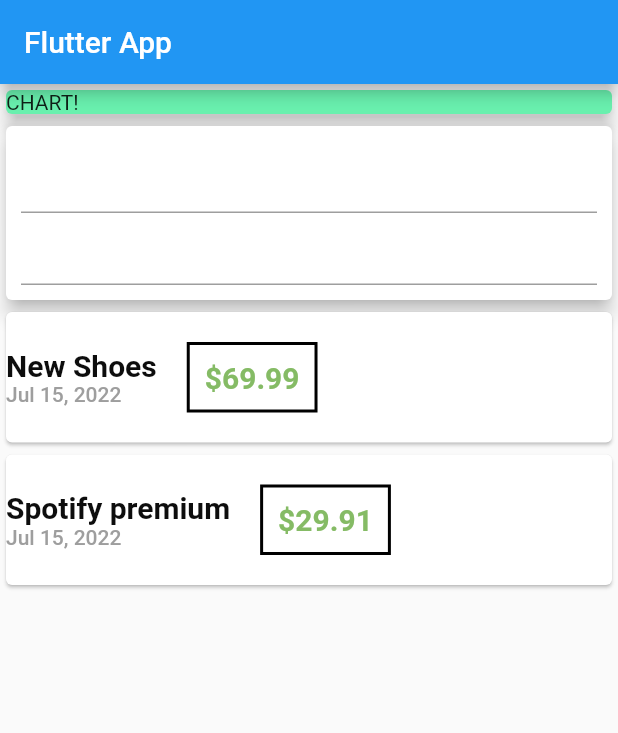
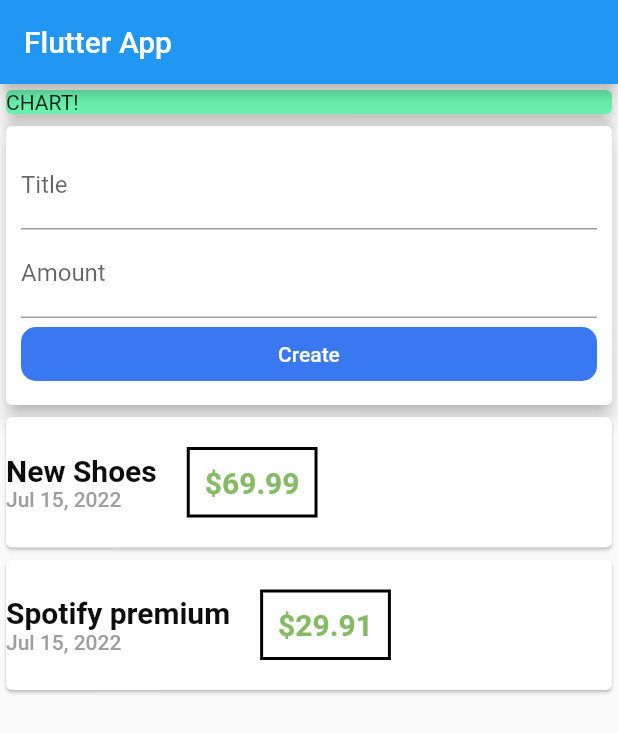
Before and after one commit to Batavoo/flutter_expenses_app, a Flutter app: the screen it shows after launch, on a phone screen of 412 x 824 dp. Shown: the top 733 px of the screen. Run offline on Flutter 3.47's test engine with Material 2 defaults, Android fonts, the phone set to English and light mode, and no system bars.

Commit message:
splitted the app into widgets

```diff
--- a/lib/main.dart
+++ b/lib/main.dart
@@ -1,8 +1,7 @@
 // ignore_for_file: prefer_const_literals_to_create_immutables, prefer_const_constructors
 
-import './transaction.dart';
-
 import 'package:flutter/material.dart';
+import 'package:flutter_complete_guide/widgets/user_transactions.dart';
 import 'package:intl/intl.dart';
 
 void main() => runApp(MyApp());
@@ -18,21 +17,6 @@ class MyApp extends StatelessWidget {
 }
 
 class MyHomePage extends StatelessWidget {
-  final List<Transaction> transactions = [
-    Transaction(
-      id: "t1",
-      title: "New Shoes",
-      amount: 69.99,
-      date: DateTime.now(),
-    ),
-    Transaction(
-      id: "t2",
-      title: "Spotify premium",
-      amount: 29.91,
-      date: DateTime.now(),
-    ),
-  ];
-
   @override
   Widget build(BuildContext context) {
     return Scaffold(
@@ -51,65 +35,7 @@ class MyHomePage extends StatelessWidget {
               elevation: 5,
             ),
           ),
-          Card(
-            elevation: 5,
-            child: Container(
-              padding: EdgeInsets.all(10),
-              child: Column(
-                children: <Widget>[
-                  TextField(),
-                  TextField(),
-                ],
-              ),
-            ),
-          ),
-          Column(
-            children: transactions.map((tx) {
-              return Card(
-                child: Row(
-                  children: <Widget>[
-                    Column(
-                      mainAxisAlignment: MainAxisAlignment.end,
-                      crossAxisAlignment: CrossAxisAlignment.start,
-                      children: <Widget>[
-                        Text(
-                          tx.title,
-                          style: TextStyle(
-                              fontWeight: FontWeight.bold,
-                              fontSize: 20,
-                              color: const Color(0xff0D0D0D)),
-                        ),
-                        Text(
-                          DateFormat.yMMMd().format(tx.date),
-                          style: TextStyle(
-                              fontWeight: FontWeight.w500,
-                              fontSize: 14,
-                              color: Colors.grey),
-                        ),
-                      ],
-                    ),
-                    Container(
-                      margin: EdgeInsets.all(20),
-                      child: Text(
-                        "\$${tx.amount}",
-                        style: TextStyle(
-                            fontWeight: FontWeight.bold,
-                            fontSize: 20,
-                            color: const Color(0xff85BB65)),
-                      ),
-                      decoration: BoxDecoration(
-                        border: Border.all(
-                          color: Colors.black,
-                          width: 2,
-                        ),
-                      ),
-                      padding: EdgeInsets.all(10),
-                    ),
-                  ],
-                ),
-              );
-            }).toList(),
-          ),
+          UserTransactions()
         ],
       ),
     );
--- /dev/null
+++ b/lib/widgets/new_transaction.dart
@@ -0,0 +1,42 @@
+import 'package:flutter/src/foundation/key.dart';
+import 'package:flutter/src/widgets/framework.dart';
+
+import 'package:flutter/material.dart';
+
+class NewTransaction extends StatelessWidget {
+  final titleController = TextEditingController();
+  final amountController = TextEditingController();
+
+  @override
+  Widget build(BuildContext context) {
+    return Card(
+      elevation: 5,
+      child: Container(
+        padding: EdgeInsets.all(10),
+        child: Column(
+          children: <Widget>[
+            TextField(
+              decoration: InputDecoration(labelText: "Title"),
+              controller: titleController,
+            ),
+            TextField(
+              decoration: InputDecoration(labelText: "Amount"),
+              controller: amountController,
+            ),
+            FlatButton(
+                child: Text("Create"),
+                color: const Color(0xff3978F1),
+                textColor: const Color(0xffFAFAFA),
+                minWidth: double.infinity,
+                onPressed: () {
+                  print(titleController.text + "\n");
+                  print(amountController.text);
+                },
+                shape: RoundedRectangleBorder(
+                    borderRadius: BorderRadius.circular(10))),
+          ],
+        ),
+      ),
+    );
+  }
+}
--- /dev/null
+++ b/lib/widgets/transaction_list.dart
@@ -0,0 +1,63 @@
+import 'package:flutter/src/foundation/key.dart';
+import 'package:flutter/src/widgets/framework.dart';
+
+import 'package:flutter/material.dart';
+import 'package:intl/intl.dart';
+import '../models/transaction.dart';
+
+class TransactionList extends StatelessWidget {
+  final List<Transaction> _userTransaction;
+
+  TransactionList(this._userTransaction) {}
+
+  @override
+  Widget build(BuildContext context) {
+    return Column(
+      children: _userTransaction.map((tx) {
+        return Card(
+          child: Row(
+            children: <Widget>[
+              Column(
+                mainAxisAlignment: MainAxisAlignment.end,
+                crossAxisAlignment: CrossAxisAlignment.start,
+                children: <Widget>[
+                  Text(
+                    tx.title,
+                    style: TextStyle(
+                        fontWeight: FontWeight.bold,
+                        fontSize: 20,
+                        color: const Color(0xff0D0D0D)),
+                  ),
+                  Text(
+                    DateFormat.yMMMd().format(tx.date),
+                    style: TextStyle(
+                        fontWeight: FontWeight.w500,
+                        fontSize: 14,
+                        color: Colors.grey),
+                  ),
+                ],
+              ),
+              Container(
+                margin: EdgeInsets.all(20),
+                child: Text(
+                  "\$${tx.amount}",
+                  style: TextStyle(
+                      fontWeight: FontWeight.bold,
+                      fontSize: 20,
+                      color: const Color(0xff85BB65)),
+                ),
+                decoration: BoxDecoration(
+                  border: Border.all(
+                    color: Colors.black,
+                    width: 2,
+                  ),
+                ),
+                padding: EdgeInsets.all(10),
+              ),
+            ],
+          ),
+        );
+      }).toList(),
+    );
+  }
+}
--- /dev/null
+++ b/lib/widgets/user_transactions.dart
@@ -0,0 +1,37 @@
+import 'package:flutter/src/foundation/key.dart';
+import 'package:flutter/src/widgets/framework.dart';
+import 'package:flutter/material.dart';
+
+import './new_transaction.dart';
+import './transaction_list.dart';
+import '../models/transaction.dart';
+
+class UserTransactions extends StatefulWidget {
+  const UserTransactions({Key key}) : super(key: key);
+
+  @override
+  State<UserTransactions> createState() => _UserTransactionsState();
+}
+
+class _UserTransactionsState extends State<UserTransactions> {
+  final List<Transaction> _userTransaction = [
+    Transaction(
+      id: "t1",
+      title: "New Shoes",
+      amount: 69.99,
+      date: DateTime.now(),
+    ),
+    Transaction(
+      id: "t2",
+      title: "Spotify premium",
+      amount: 29.91,
+      date: DateTime.now(),
+    ),
+  ];
+  @override
+  Widget build(BuildContext context) {
+    return Column(
+      children: <Widget>[NewTransaction(), TransactionList(_userTransaction)],
+    );
+  }
+}
```
Also changed, not shown: lib/models/transaction.dart (renamed from lib/transaction.dart).
